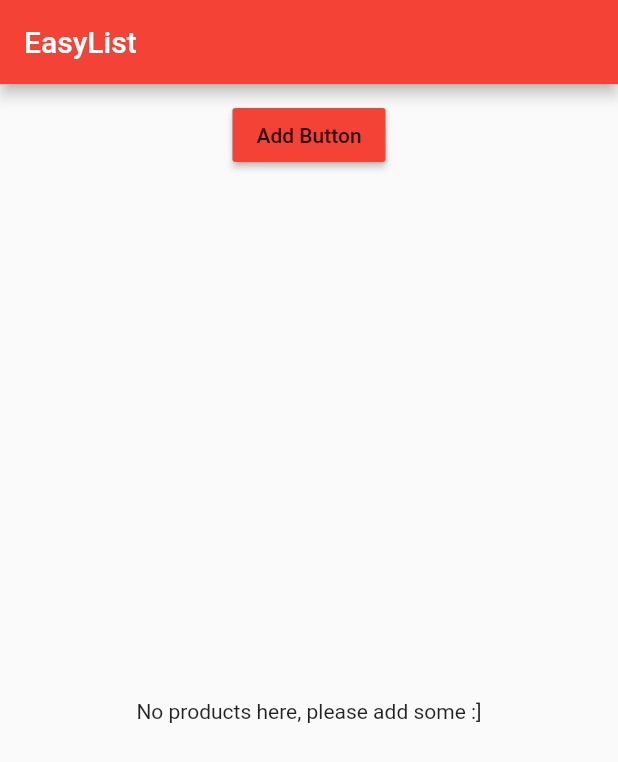
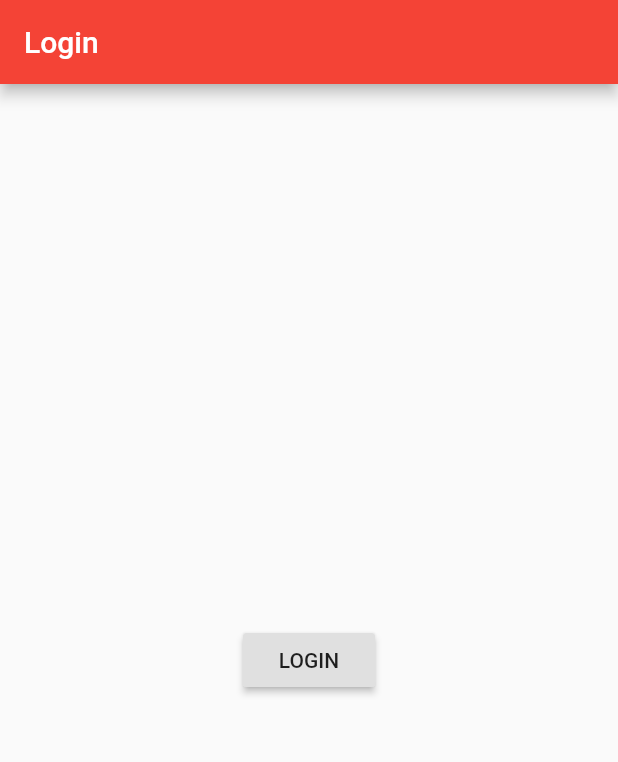
Before and after one commit to youssefalmkari/Easy_List, a Flutter app: the screen it shows after launch, on a phone screen of 412 x 824 dp. Shown: the top 762 px of the screen. Run offline on Flutter 3.47's test engine with Material 2 defaults, Android fonts, the phone set to English and light mode, and no system bars.

```diff
--- a/lib/main.dart
+++ b/lib/main.dart
@@ -1,6 +1,5 @@
 import 'package:flutter/material.dart';
-
-import './pages/home.dart';
+import 'package:flutter_app/pages/auth.dart';
 
 /* Debug */
 //import 'package:flutter/rendering.dart';
@@ -23,6 +22,6 @@ class MyApp extends StatelessWidget {
             brightness: Brightness.light,
             primarySwatch: Colors.red,
             accentColor: Colors.deepPurple),
-        home: HomePage());
+        home: AuthPage());
   }
 }
--- /dev/null
+++ b/lib/pages/auth.dart
@@ -0,0 +1,24 @@
+import 'package:flutter/material.dart';
+import 'package:flutter_app/pages/products.dart';
+
+class AuthPage extends StatelessWidget {
+  @override
+  Widget build(BuildContext context) {
+    return Scaffold(
+      appBar: AppBar(
+        title: Text('Login'),
+      ),
+      body: Center(
+        child: RaisedButton(
+          onPressed: () {
+            Navigator.pushReplacement(
+                context,
+                MaterialPageRoute(
+                    builder: (BuildContext context) => ProductsPage()));
+          },
+          child: Text('LOGIN'),
+        ),
+      ),
+    );
+  }
+}
--- a/lib/pages/home.dart
+++ b/lib/pages/products.dart
@@ -2,7 +2,7 @@ import 'package:flutter/material.dart';
 import 'dart:async';
 import 'package:flutter_app/product_manager.dart';
 
-class HomePage extends StatelessWidget {
+class ProductsPage extends StatelessWidget {
   @override
   Widget build(BuildContext context) {
     return WillPopScope(
```
